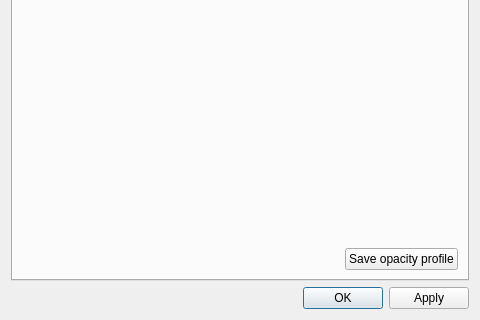
Old version of the form VisualPIC/Views/editVolumeVTKWindow.ui in the repository AngelFP/VisualPIC; both pictures show x 0 to 480 and y 160 to 480 of the 480 by 480 pixel window.
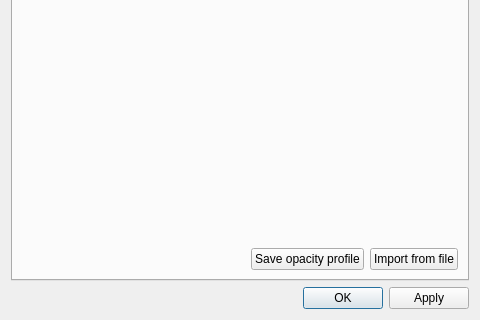
New version of the form.

Commit message: Add import button

What changed in the file:
```diff
--- a/VisualPIC/Views/editVolumeVTKWindow.ui
+++ b/VisualPIC/Views/editVolumeVTKWindow.ui
@@ -86,6 +86,13 @@
            </property>
           </widget>
          </item>
+         <item>
+          <widget class="QPushButton" name="import_pushButton">
+           <property name="text">
+            <string>Import from file</string>
+           </property>
+          </widget>
+         </item>
         </layout>
        </item>
       </layout>
```
